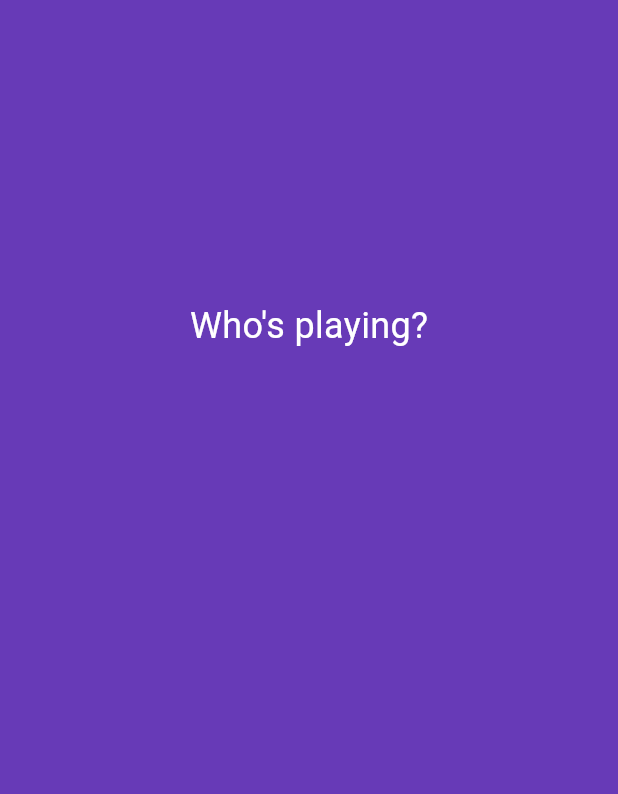
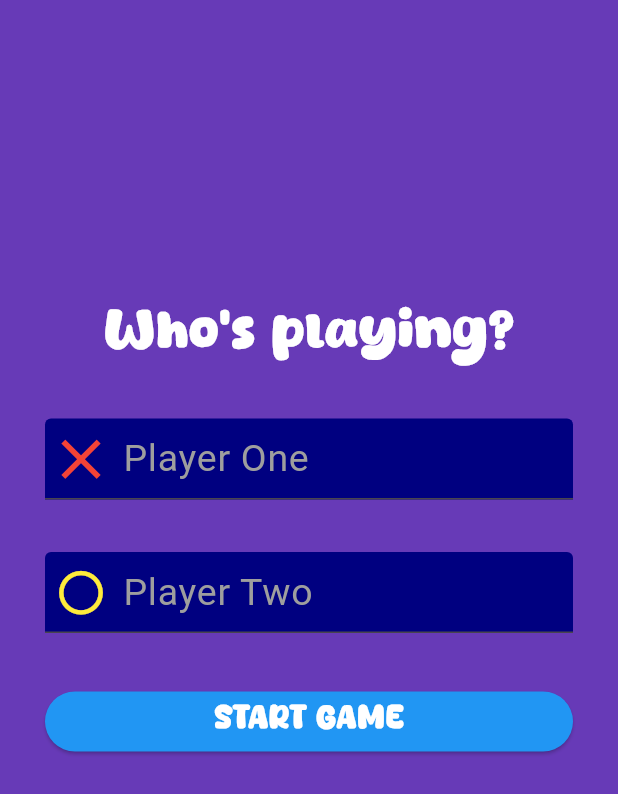
Before and after one commit to sarwataijaz/tictactoe, a Flutter app: the screen it shows after launch, on a phone screen of 412 x 824 dp. Shown: the top 794 px of the screen. Run offline on Flutter 3.47's test engine with Material 3 defaults, Android fonts, the phone set to English and light mode, and no system bars; our stand-ins replace animated_splash_screen, lottie, page_transition.

Commit message:
2nd screen

```diff
--- /dev/null
+++ b/lib/game.dart
@@ -0,0 +1,18 @@
+import 'package:flutter/cupertino.dart';
+import 'package:flutter/material.dart';
+
+class GameLogic extends StatefulWidget {
+  const GameLogic({super.key});
+
+  @override
+  State<GameLogic> createState() => _GameLogicState();
+}
+
+class _GameLogicState extends State<GameLogic> {
+  @override
+  Widget build(BuildContext context) {
+    return Scaffold(
+      backgroundColor: Colors.deepPurple,
+    );
+  }
+}
--- a/lib/main.dart
+++ b/lib/main.dart
@@ -1,7 +1,9 @@
 import 'package:animated_splash_screen/animated_splash_screen.dart';
+import 'package:flutter/cupertino.dart';
 import 'package:flutter/material.dart';
 import 'package:lottie/lottie.dart';
 import 'package:page_transition/page_transition.dart';
+import 'package:tictactoe/game.dart';
 
 void main() {
   runApp(const MyApp());
@@ -39,20 +41,75 @@ class _MyHomePageState extends State<MyHomePage> {
 
     return Scaffold(
       backgroundColor: Colors.deepPurple,
-      body: Column(
-          children: [
-              Center(
-                child: Padding(
-                  padding: const EdgeInsets.only(top:200.0),
+      body: Center(
+          child: Column(
+              children: [
+                Padding(
+                  padding: EdgeInsets.only(top:200.0),
                   child: Text("Who's playing?", style: TextStyle(
-                    fontSize: 24,
-                    fontFamily: 'Roboto',
+                    fontSize: 34,
+                    fontWeight: FontWeight.bold,
+                    fontFamily: 'HoneyCrepes',
                     color: Colors.white
                   ),
                 ),
                 ),
-              )
-          ],
+                Padding(
+                  padding: EdgeInsets.only(top: 30.0, bottom: 5.0, left: 30.0, right: 30.0),
+                  child: TextField(
+                    decoration: InputDecoration(
+                      hintText: "Player One",
+                      filled: true,
+                      fillColor: Color(0xFF000080),
+                      hintStyle: TextStyle(color: Colors.grey, fontSize: 25),
+                      prefixIcon: Icon(Icons.close, color: Colors.red, size: 45),
+                    ),
+                  ),
+                ),
+                Padding(
+                  padding: EdgeInsets.only(top: 30.0, bottom: 5.0, left: 30.0, right: 30.0),
+                  child: TextField(
+                    decoration: InputDecoration(
+                      hintText: "Player Two",
+                      filled: true,
+                      fillColor: Color(0xFF000080),
+                      hintStyle: TextStyle(color: Colors.grey, fontSize: 25),
+                      prefixIcon: Icon(Icons.circle_outlined, color: Colors.yellow, size: 35),
+                    ),
+                  ),
+                ),
+                Padding(
+                  padding: EdgeInsets.only(top: 30.0, bottom: 5.0, left: 30.0, right: 30.0),
+                  child: Container(
+                    width: double.infinity,
+                    child: ElevatedButton(
+                      onPressed: () {
+                        Navigator.pushReplacement( // replaces current route with new route
+                          context,
+                          PageTransition(
+                            type: PageTransitionType.fade,
+                            duration: Duration(milliseconds: 1000),
+                            child: GameLogic(),
+                          ),
+                        );
+                      },
+                      style: ElevatedButton.styleFrom(
+                        backgroundColor: Colors.blue,
+                      ),
+                      child: Text(
+                        "START GAME",
+                        style: TextStyle(
+                            fontWeight: FontWeight.bold,
+                            fontFamily: 'HoneyCrepes',
+                            color: Colors.white,
+                            fontSize: 20
+                        ),
+                      ),
+                      ),
+                  ),
+                  ),
+              ],
+          )
         ),
       );
     }
@@ -78,7 +135,7 @@ class _SplashScreenState extends State<SplashScreen> with SingleTickerProviderSt
         print("Animation Completed");
         print("Navigator Context: $context");
 
-        Navigator.push(
+        Navigator.pushReplacement( // replaces current route with new route
           context,
           PageTransition(
             type: PageTransitionType.topToBottom,
```
Also changed, not shown: pubspec.yaml (+5 -4 lines), assets/fonts/honey_crepes.ttf (added).
